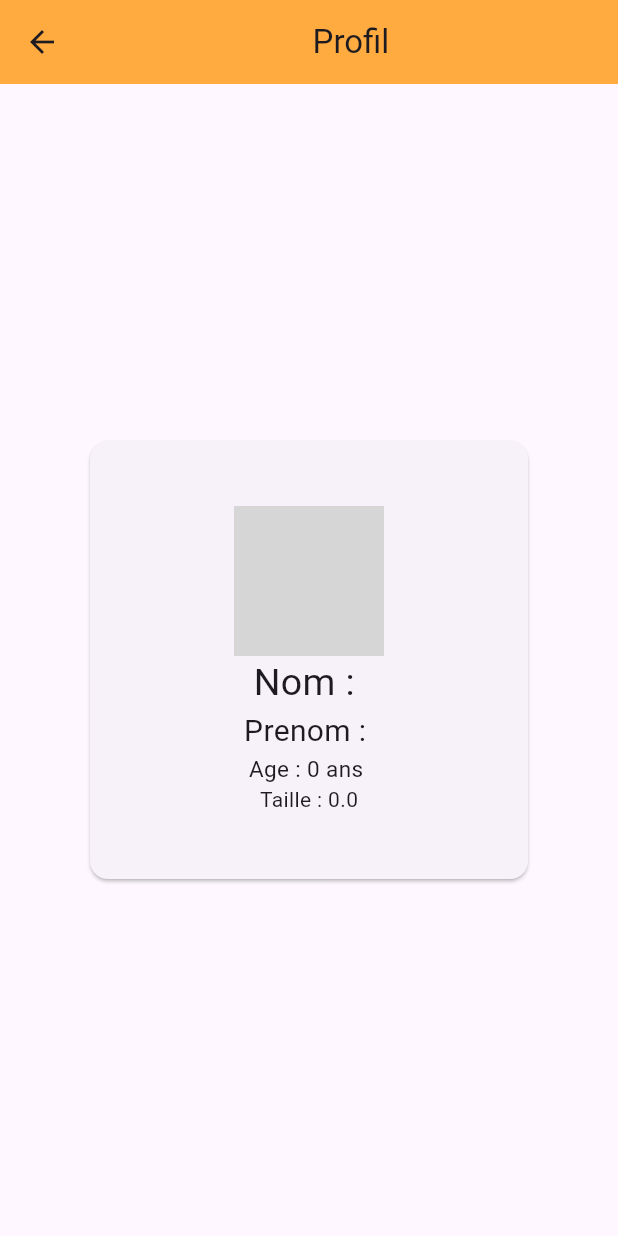
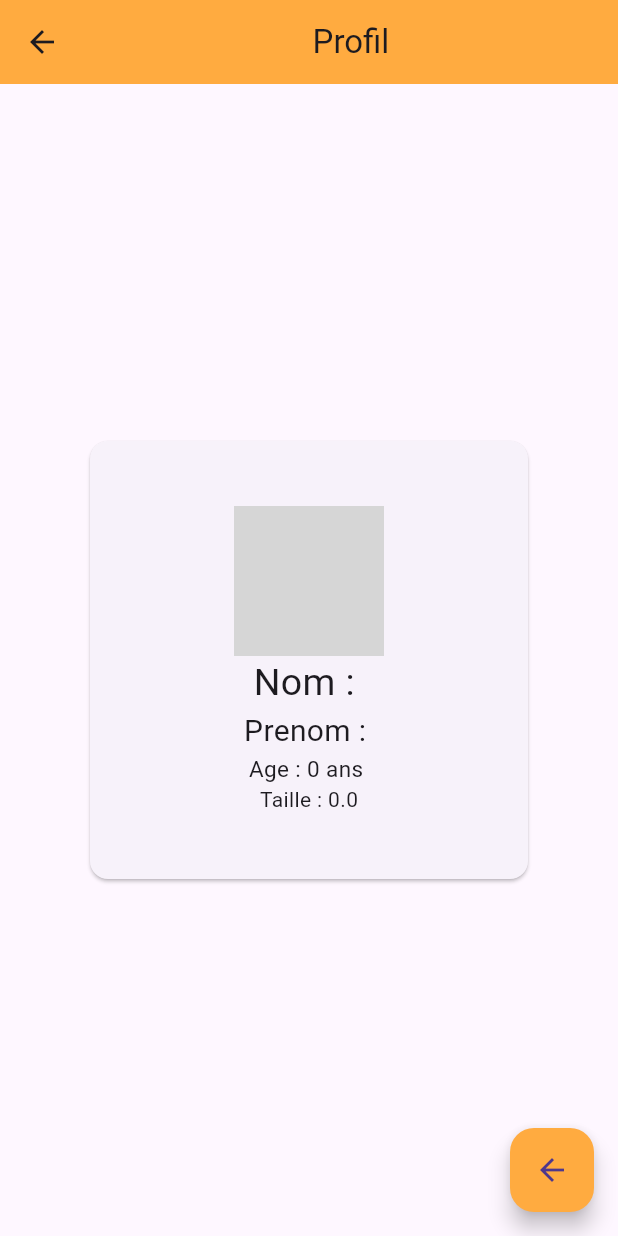
Before and after one commit to Disl11/compteur-flutter, a Flutter app: the Profils screen opened directly with empty values, on a phone screen of 412 x 824 dp. Run offline on Flutter 3.47's test engine with Material 3 defaults, Android fonts, the phone set to English and light mode, and no system bars; network calls fail; grey boxes are pictures that could not be loaded.

Commit message:
architecture mvvm

```diff
--- a/lib/pageTeams/teamB.dart
+++ b/lib/view/pageTeams/teamB.dart
@@ -1,6 +1,6 @@
 import 'package:flutter/material.dart';
 import 'package:compteur/api/api.dart';
-import 'package:compteur/profils/profil.dart';
+import 'package:compteur/view/profils/profil.dart';
 
 class TeamB extends StatefulWidget {
   const TeamB({super.key});
--- a/lib/profils/profil.dart
+++ b/lib/view/profils/profil.dart
@@ -41,6 +41,14 @@ class Profils extends StatelessWidget {
           ),
         ),
       ),
+      floatingActionButton: FloatingActionButton(
+        onPressed: () {
+          Navigator.pop(context);
+        },
+        backgroundColor: Colors.orangeAccent,
+        tooltip: 'Retour',
+        child: Icon(Icons.arrow_back),
+      ),
     );
   }
 }
```
Also changed, not shown: lib/main.dart (+4 -4 lines), lib/view/pageTeams/teamA.dart (renamed from lib/pageTeams/teamA.dart, +9 -1 lines), lib/view/compteur/compteur.dart (renamed from lib/compteur.dart).
